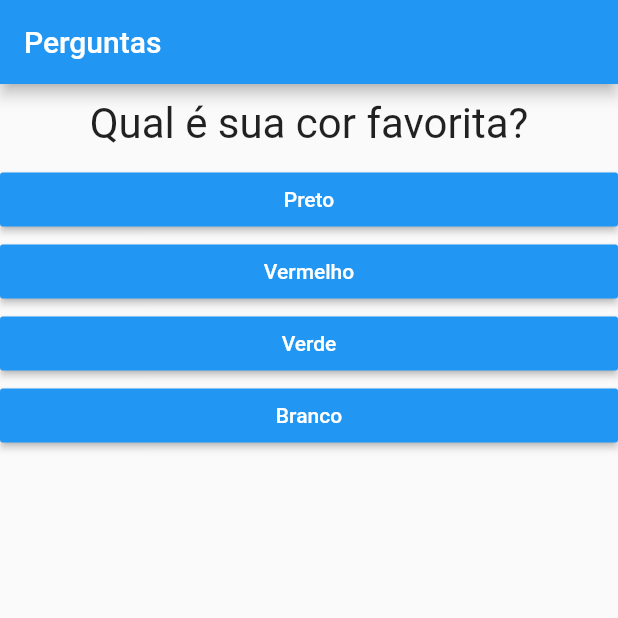
After one commit to leandrotux/perguntas_respostas, a Flutter app: the screen it shows after launch, on a phone screen of 412 x 824 dp, the top half of it. The commit adds this screen. Run offline on Flutter 3.47's test engine with Material 2 defaults, Android fonts, the phone set to English and light mode, and no system bars.

Commit message:
Add Questions and Answer Widget

```diff
--- /dev/null
+++ b/lib/Questions.dart
@@ -0,0 +1,32 @@
+import 'package:flutter/material.dart';
+import './Question.dart';
+import './Answer.dart';
+
+class Questions extends StatelessWidget {
+  final List<Map<String, Object>> questions;
+  final int selectedQuestion;
+  final void Function() replay;
+
+  Questions({
+    @required this.questions,
+    @required this.replay,
+    @required this.selectedQuestion,
+  });
+
+  bool get hasSelectedQuestion {
+    return selectedQuestion < questions.length;
+  }
+
+  @override
+  Widget build(BuildContext context) {
+    List<Map<String, Object>> answers =
+        hasSelectedQuestion ? questions[selectedQuestion]["answers"] : null;
+
+    return Column(
+      children: <Widget>[
+        Question(questions[selectedQuestion]["text"]),
+        ...answers.map((resText) => Answer(resText["text"], replay)).toList(),
+      ],
+    );
+  }
+}
--- /dev/null
+++ b/lib/Result.dart
@@ -0,0 +1,16 @@
+import 'package:flutter/material.dart';
+
+class Result extends StatelessWidget {
+  @override
+  Widget build(BuildContext context) {
+    return Center(
+      child: Text(
+        "Parabéns!!!",
+        style: TextStyle(
+          fontSize: 30,
+          color: Colors.blue,
+        ),
+      ),
+    );
+  }
+}
--- a/lib/main.dart
+++ b/lib/main.dart
@@ -1,6 +1,6 @@
 import 'package:flutter/material.dart';
-import 'package:projeto_perguntas/question.dart';
-import 'package:projeto_perguntas/Answer.dart';
+import './Result.dart';
+import './Questions.dart';
 
 main() => runApp(QuestionApp());
 
@@ -10,15 +10,30 @@ class _QuestionAppState extends State<QuestionApp> {
   final _questions = const [
     {
       "text": "Qual é sua cor favorita?",
-      "answers": ["Preto", "Vermelho", "Verde", "Branco"],
+      "answers": [
+        {"text": "Preto", "score": 10},
+        {"text": "Vermelho", "score": 8},
+        {"text": "Verde", "score": 5},
+        {"text": "Branco", "score": 1}
+      ],
     },
     {
       "text": "Qual o seu aninal favorito?",
-      "answers": ["Coelho", "Cobra", "Elefante", "Leão"],
+      "answers": [
+        {"text": "Coelho", "score": 2},
+        {"text": "Cobra", "score": 3},
+        {"text": "Elefante", "score": 6},
+        {"text": "Leão", "score": 9},
+      ],
     },
     {
       "text": "Qual o seu instrutor favorito?",
-      "answers": ["Maria", "João", "Leo", "Pedro"],
+      "answers": [
+        {"text": "Maria", "score": 5},
+        {"text": "João", "score": 9},
+        {"text": "Leo", "score": 10},
+        {"text": "Pedro", "score": 6}
+      ],
     }
   ];
 
@@ -36,30 +51,18 @@ class _QuestionAppState extends State<QuestionApp> {
 
   @override
   Widget build(BuildContext context) {
-    List<String> answers =
-        hasSelectedQuestion ? _questions[_selectedQuestion]["answers"] : null;
-
     return MaterialApp(
       home: Scaffold(
         appBar: AppBar(
           title: Text("Perguntas"),
         ),
         body: hasSelectedQuestion
-            ? Column(
-                children: <Widget>[
-                  Question(_questions[_selectedQuestion]["text"]),
-                  ...answers.map((t) => Answer(t, _replay)).toList(),
-                ],
+            ? Questions(
+                questions: _questions,
+                selectedQuestion: _selectedQuestion,
+                replay: _replay,
               )
-            : Center(
-                child: Text(
-                  "Parabéns!!!",
-                  style: TextStyle(
-                    fontSize: 30,
-                    color: Colors.blue,
-                  ),
-                ),
-              ),
+            : Result(),
       ),
     );
   }
```
